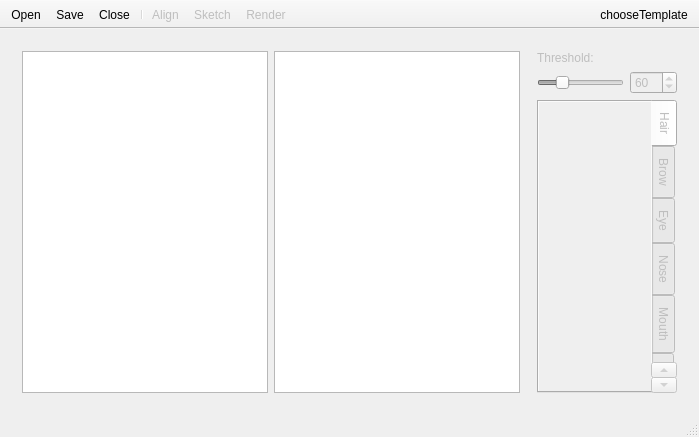
Above: FaceLocation/mainwindow.ui from fishwsr/FaceAlign before the change. Below: the same form after it.
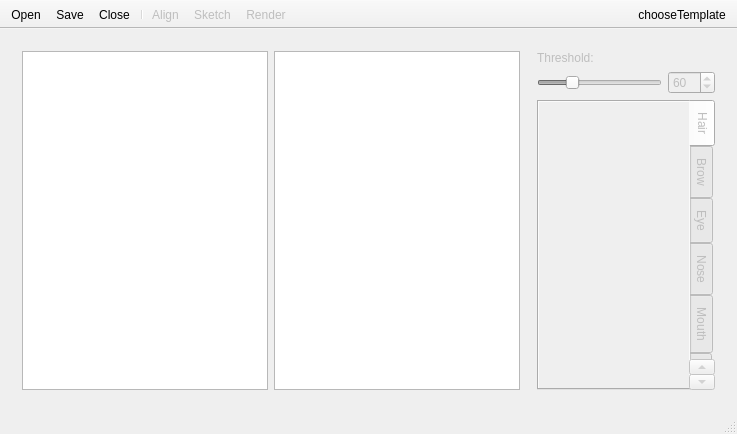
That is the form after the change. Icons and pictures are not drawn. Custom widgets are drawn as their Qt base class.

The edit to the form file:
```diff
--- a/FaceLocation/mainwindow.ui
+++ b/FaceLocation/mainwindow.ui
@@ -6,8 +6,8 @@
    <rect>
     <x>0</x>
     <y>0</y>
-    <width>699</width>
-    <height>437</height>
+    <width>737</width>
+    <height>434</height>
    </rect>
   </property>
   <property name="sizePolicy">
@@ -237,6 +237,24 @@
       <property name="enabled">
        <bool>false</bool>
       </property>
+      <property name="sizePolicy">
+       <sizepolicy hsizetype="Preferred" vsizetype="Preferred">
+        <horstretch>0</horstretch>
+        <verstretch>0</verstretch>
+       </sizepolicy>
+      </property>
+      <property name="minimumSize">
+       <size>
+        <width>200</width>
+        <height>0</height>
+       </size>
+      </property>
+      <property name="maximumSize">
+       <size>
+        <width>200</width>
+        <height>16777215</height>
+       </size>
+      </property>
       <layout class="QVBoxLayout" name="verticalLayout">
        <item>
         <widget class="QLabel" name="thresholdeLabel">
@@ -289,6 +307,12 @@
        </item>
        <item>
         <widget class="QTabWidget" name="templateTabWidget">
+         <property name="sizePolicy">
+          <sizepolicy hsizetype="Preferred" vsizetype="Expanding">
+           <horstretch>0</horstretch>
+           <verstretch>0</verstretch>
+          </sizepolicy>
+         </property>
          <property name="minimumSize">
           <size>
            <width>140</width>
```
